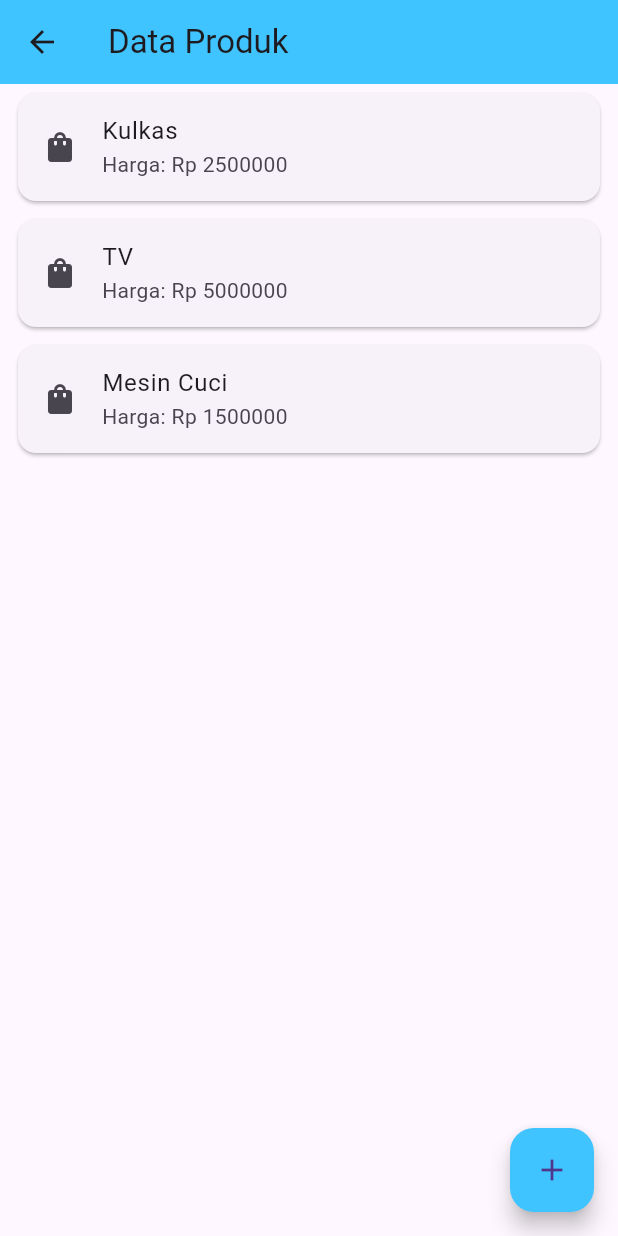
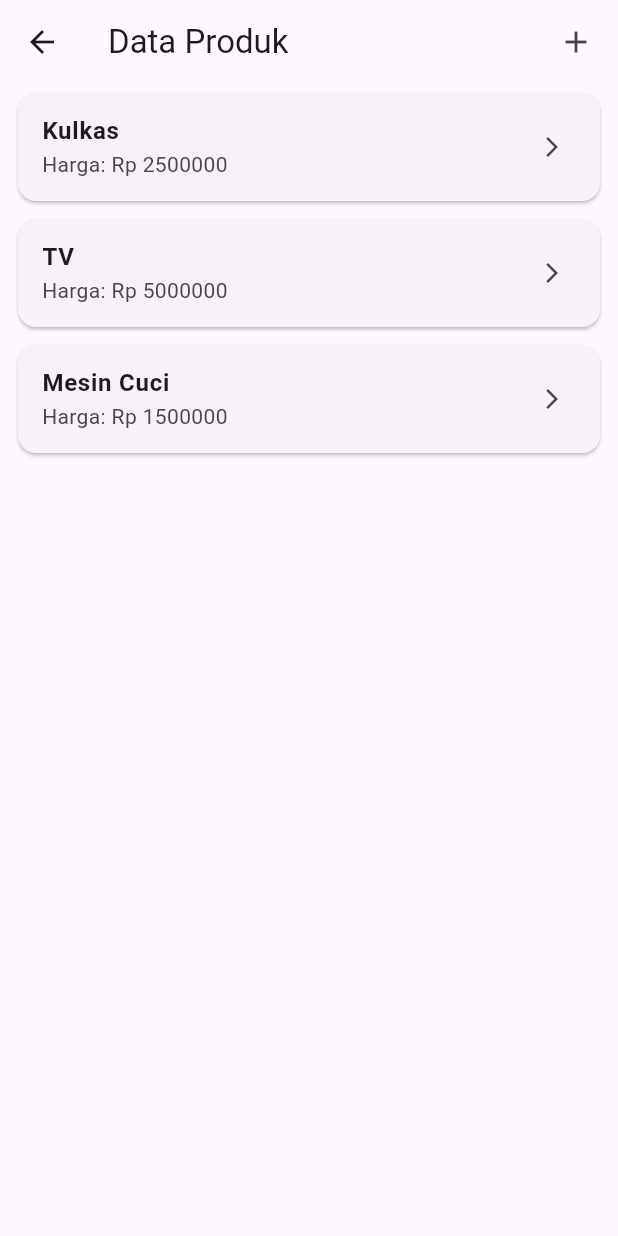
Before and after one commit to rizqiaulia07/STI202303302_RIZQI_AULIA_RAHMAN_Tugas-modul-1, a Flutter app: the ProdukPage screen opened directly, on a phone screen of 412 x 824 dp. Run offline on Flutter 3.47's test engine with Material 3 defaults, Android fonts, the phone set to English and light mode, and no system bars.

Commit message:
Update produk_page.dart.dart

```diff
--- a/flutter_application_1/lib/UI/produk_page.dart.dart
+++ b/flutter_application_1/lib/UI/produk_page.dart.dart
@@ -1,6 +1,6 @@
 import 'package:flutter/material.dart';
-import 'produk_form.dart';
-import 'produk_detail.dart';
+import 'package:flutter_application_1/UI/produk_detail.dart';
+import 'package:flutter_application_1/UI/produk_form.dart';
 
 class ProdukPage extends StatefulWidget {
   const ProdukPage({Key? key}) : super(key: key);
@@ -10,7 +10,8 @@ class ProdukPage extends StatefulWidget {
 }
 
 class _ProdukPageState extends State<ProdukPage> {
-  List<Map<String, dynamic>> listProduk = [
+  // Daftar produk yang bisa ditambah dari form
+  List<Map<String, dynamic>> produkList = [
     {"kode": "A001", "nama": "Kulkas", "harga": 2500000},
     {"kode": "A002", "nama": "TV", "harga": 5000000},
     {"kode": "A003", "nama": "Mesin Cuci", "harga": 1500000},
@@ -21,56 +22,85 @@ class _ProdukPageState extends State<ProdukPage> {
     return Scaffold(
       appBar: AppBar(
         title: const Text('Data Produk'),
-        backgroundColor: Colors.lightBlueAccent,
+        actions: [
+          GestureDetector(
+            child: const Padding(
+              padding: EdgeInsets.only(right: 16.0),
+              child: Icon(Icons.add),
             ),
-
-      // ✅ tombol untuk buka form di bawah list
-      floatingActionButton: FloatingActionButton(
-        backgroundColor: Colors.lightBlueAccent,
-        child: const Icon(Icons.add),
-        onPressed: () async {
-          // buka halaman form dan tunggu hasilnya
-          final produkBaru = await Navigator.push(
+            onTap: () async {
+              // Pindah ke halaman ProdukForm dan tunggu hasilnya
+              final hasil = await Navigator.push(
                 context,
-            MaterialPageRoute(builder: (context) => const ProdukForm()),
+                MaterialPageRoute(
+                  builder: (context) => const ProdukForm(),
+                ),
               );
 
-          // jika form mengembalikan data, tambahkan ke list
-          if (produkBaru != null && produkBaru is Map<String, dynamic>) {
+              // Jika form mengembalikan data, tambahkan ke list
+              if (hasil != null && hasil is Map<String, dynamic>) {
                 setState(() {
-              listProduk.add(produkBaru);
+                  produkList.add(hasil);
                 });
               }
             },
           ),
-
-      // tampilkan data produk
+        ],
+      ),
       body: ListView.builder(
-        itemCount: listProduk.length,
+        itemCount: produkList.length,
         itemBuilder: (context, index) {
-          final produk = listProduk[index];
-          return Card(
-            margin: const EdgeInsets.symmetric(horizontal: 12, vertical: 6),
-            child: ListTile(
-              leading: const Icon(Icons.shopping_bag),
-              title: Text(produk["nama"]),
-              subtitle: Text("Harga: Rp ${produk["harga"]}"),
-              onTap: () {
-                Navigator.push(
-                  context,
-                  MaterialPageRoute(
-                    builder: (context) => ProdukDetail(
-                      kodeProduk: produk["kode"],
-                      namaProduk: produk["nama"],
-                      harga: produk["harga"],
-                    ),
-                  ),
-                );
-              },
-            ),
+          final item = produkList[index];
+          return ItemProduk(
+            kodeProduk: item["kode"],
+            namaProduk: item["nama"],
+            harga: item["harga"],
           );
         },
       ),
     );
   }
 }
+
+class ItemProduk extends StatelessWidget {
+  final String kodeProduk;
+  final String namaProduk;
+  final int harga;
+
+  const ItemProduk({
+    Key? key,
+    required this.kodeProduk,
+    required this.namaProduk,
+    required this.harga,
+  }) : super(key: key);
+
+  @override
+  Widget build(BuildContext context) {
+    return GestureDetector(
+      onTap: () {
+        // Navigasi ke halaman detail produk
+        Navigator.push(
+          context,
+          MaterialPageRoute(
+            builder: (context) => ProdukDetail(
+              kodeProduk: kodeProduk,
+              namaProduk: namaProduk,
+              harga: harga,
+            ),
+          ),
+        );
+      },
+      child: Card(
+        margin: const EdgeInsets.symmetric(horizontal: 12, vertical: 6),
+        child: ListTile(
+          title: Text(
+            namaProduk,
+            style: const TextStyle(fontWeight: FontWeight.bold),
+          ),
+          subtitle: Text("Harga: Rp $harga"),
+          trailing: const Icon(Icons.arrow_forward_ios, size: 16),
+        ),
+      ),
+    );
+  }
+}
```
Lines whose indentation alone changed are shown as unchanged.
